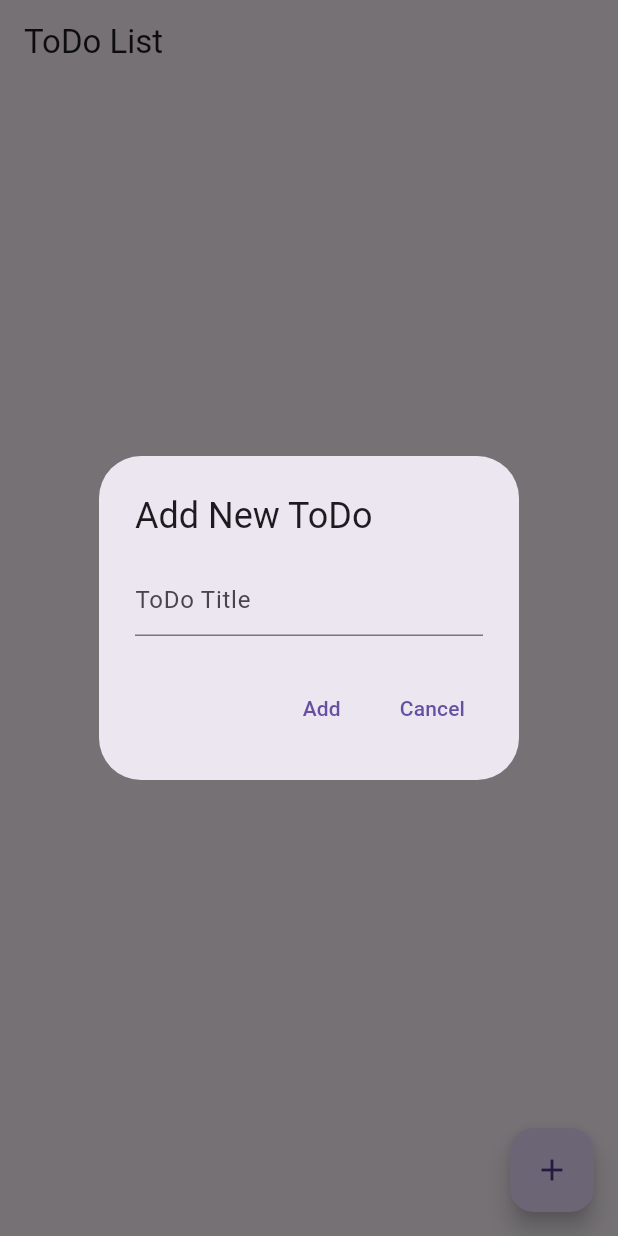
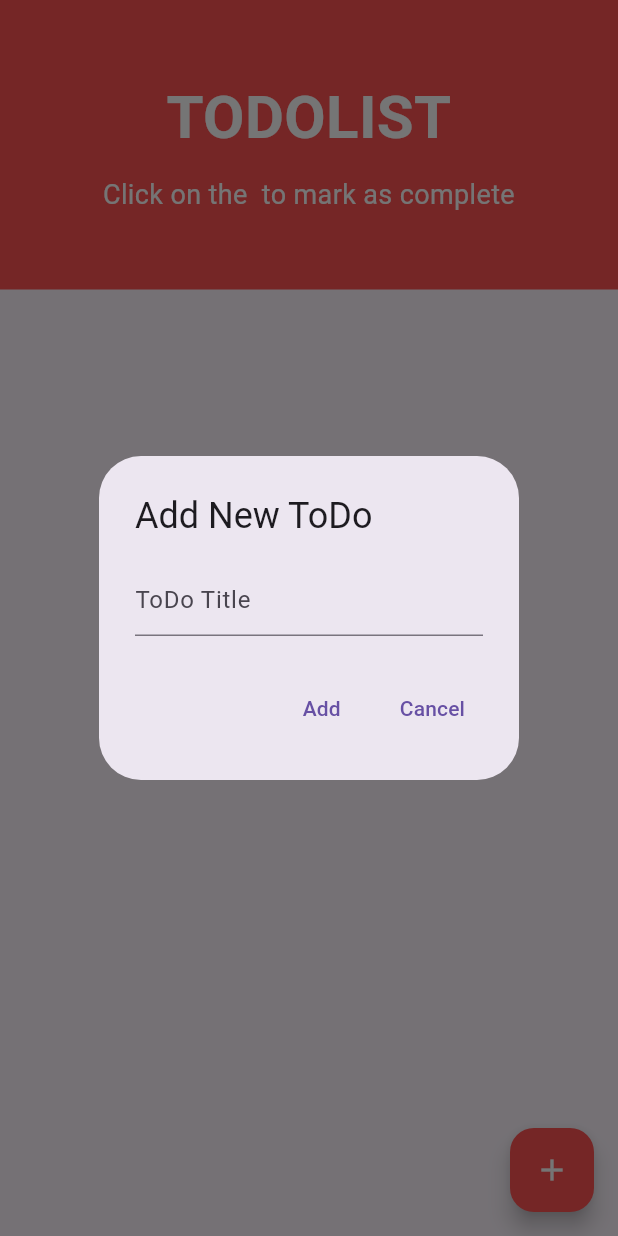
Before and after one commit to Jy-re/FlutterBlocCleanArchitecture, a Flutter app: the screen it shows after launch, after a tap on the "add" icon, on a phone screen of 412 x 824 dp. Run offline on Flutter 3.47's test engine with Material 3 defaults, Android fonts, the light colour scheme and no system bars; our stand-ins replace flutter_bloc, get_it, shared_preferences.

Commit message:
added update method

```diff
--- a/lib/app/bloc/todo_bloc.dart
+++ b/lib/app/bloc/todo_bloc.dart
@@ -8,13 +8,15 @@ class ToDoBloc extends Bloc<ToDoEvent, ToDoState> {
   final GetToDoUseCase getToDoUseCase;
   final AddToDoUseCase addToDoUseCase;
   final DeleteTodoUseCase deleteToDoUseCase;
+  final UpdateToDoUseCase updateTodoUseCase;
 
   ToDoBloc(this.addToDoUseCase, this.getToDoUseCase, this.deleteToDoUseCase,
-      ToDoRepositoryImpl toDoRepository)
+      this.updateTodoUseCase, ToDoRepositoryImpl toDoRepository)
       : super(ToDoInitialState()) {
     on<AddToDoEvent>(_onAddToDoEvent);
     on<GetToDoEvent>(_onGetToDoEvent);
     on<DeleteTodoEvent>(_onDeleteToDoEvent);
+    on<UpdateToDoEvent>(_onUpdateToDoEvent);
   }
 
   Future<void> _onAddToDoEvent(
@@ -36,4 +38,11 @@ class ToDoBloc extends Bloc<ToDoEvent, ToDoState> {
     final toDos = await getToDoUseCase();
     emit(ToDoListState(toDos));
   }
+
+  Future<void> _onUpdateToDoEvent(
+      UpdateToDoEvent event, Emitter<ToDoState> emit) async {
+    await updateTodoUseCase(event.todo);
+    final toDos = await getToDoUseCase();
+    emit(ToDoListState(toDos));
+  }
 }
--- a/lib/app/bloc/todo_event.dart
+++ b/lib/app/bloc/todo_event.dart
@@ -15,3 +15,9 @@ class DeleteTodoEvent extends ToDoEvent {
 
   DeleteTodoEvent(this.todo);
 }
+
+class UpdateToDoEvent extends ToDoEvent {
+  final ToDo todo;
+
+  UpdateToDoEvent(this.todo);
+}
--- a/lib/app/core/injection.dart
+++ b/lib/app/core/injection.dart
@@ -1,32 +1,31 @@
 import 'package:get_it/get_it.dart';
+
 import '../../data/repositories/todo_repository_impl.dart';
 import '../../domain/usecases/todo_usecases.dart';
 import '../bloc/todo_bloc.dart';
 import '../../domain/repository/todo_repository.dart';
 
 //STORAGE IMPORT
-// import '../../data/in_memory_data_provider.dart';
+// import 'package:todo_bloc_clean_architecture/data/datasource/in_memory_data_provider.dart';
 import '../../data/datasource/local_data_provider.dart';
 
 final serviceLocator = GetIt.instance;
 
 void init() {
-
   // STORAGE
   serviceLocator.registerLazySingleton(() => SharedPreferenceDataProvider());
   // serviceLocator.registerLazySingleton(() => InMemoryToDoDataProvider());
 
-
-
   serviceLocator.registerLazySingleton<ToDoRepository>(
       () => ToDoRepositoryImpl(serviceLocator()));
-  serviceLocator.registerLazySingleton(() => ToDoRepositoryImpl(serviceLocator()));
-
+  serviceLocator
+      .registerLazySingleton(() => ToDoRepositoryImpl(serviceLocator()));
 
   serviceLocator.registerLazySingleton(() => ToDoBloc(
         serviceLocator<AddToDoUseCase>(),
         serviceLocator<GetToDoUseCase>(),
         serviceLocator<DeleteTodoUseCase>(),
+        serviceLocator<UpdateToDoUseCase>(),
         serviceLocator<ToDoRepositoryImpl>(),
       ));
 
@@ -34,4 +33,6 @@ void init() {
   serviceLocator.registerLazySingleton(() => GetToDoUseCase(serviceLocator()));
   serviceLocator
       .registerLazySingleton(() => DeleteTodoUseCase(serviceLocator()));
+  serviceLocator
+      .registerLazySingleton(() => UpdateToDoUseCase(serviceLocator()));
 }
--- a/lib/app/screens/todo_screen.dart
+++ b/lib/app/screens/todo_screen.dart
@@ -24,11 +24,38 @@ class ToDoScreenState extends State<ToDoScreen> {
   @override
   Widget build(BuildContext context) {
     return Scaffold(
-      appBar: AppBar(
-        title: const Text('ToDo List'),
-      ),
       body: Column(
+        crossAxisAlignment: CrossAxisAlignment.stretch,
         children: [
+          Container(
+            color: Colors.redAccent,
+            child: const Padding(
+              padding: EdgeInsets.symmetric(vertical: 50.0),
+              child: Column(
+                children: [
+                  Center(
+                      child: Text(
+                    'TODOLIST',
+                    style: TextStyle(
+                      fontSize: 40.0,
+                      color: Colors.white,
+                      fontWeight: FontWeight.w700,
+                    ),
+                    textAlign: TextAlign.center,
+                  )),
+                  SizedBox(
+                    height: 10.0,
+                  ),
+                  Center(
+                      child: Text(
+                    'Click on the  to mark as complete',
+                    style: TextStyle(color: Colors.white, fontSize: 18.0),
+                    textAlign: TextAlign.center,
+                  )),
+                ],
+              ),
+            ),
+          ),
           Expanded(
             child: BlocBuilder<ToDoBloc, ToDoState>(
               builder: (context, state) {
@@ -37,15 +64,33 @@ class ToDoScreenState extends State<ToDoScreen> {
                     itemCount: state.toDos.length,
                     itemBuilder: (context, index) {
                       final toDo = state.toDos[index];
-                      return ListTile(
-                        title: Text(toDo.title),
-                        leading: Text((index + 1).toString()),
-                        trailing: IconButton(
-                          icon: const Icon(Icons.delete),
-                          onPressed: () {
-                            context.read<ToDoBloc>().add(DeleteTodoEvent(toDo));
-                          },
-                        ),
+                      return Padding(
+                        padding: const EdgeInsets.only(top: 20.0),
+                        child: ListTile(
+                            title: Text(
+                              toDo.title,
+                              style: TextStyle(
+                                decoration: toDo.isComplete
+                                    ? TextDecoration.lineThrough
+                                    : TextDecoration.none,
+                              ),
+                            ),
+                            leading: Text((index + 1).toString()),
+                            trailing: IconButton(
+                              icon: const Icon(Icons.delete),
+                              onPressed: () {
+                                context
+                                    .read<ToDoBloc>()
+                                    .add(DeleteTodoEvent(toDo));
+                              },
+                            ),
+                            onTap: () {
+                              final updatedToDo =
+                                  toDo.copyWith(isComplete: !toDo.isComplete);
+                              context
+                                  .read<ToDoBloc>()
+                                  .add(UpdateToDoEvent(updatedToDo));
+                            }),
                       );
                     },
                   );
@@ -58,9 +103,13 @@ class ToDoScreenState extends State<ToDoScreen> {
         ],
       ),
       floatingActionButton: FloatingActionButton(
+        backgroundColor: Colors.redAccent,
         onPressed: () => showAddToDoDialog(context),
         tooltip: 'Add ToDo',
-        child: const Icon(Icons.add),
+        child: const Icon(
+          Icons.add,
+          color: Colors.white,
+        ),
       ),
     );
   }
@@ -87,6 +136,7 @@ class ToDoScreenState extends State<ToDoScreen> {
                       final newToDo = ToDo(
                         id: toDos.length + 1,
                         title: title,
+                        isComplete: false,
                       );
                       context.read<ToDoBloc>().add(AddToDoEvent(newToDo));
                       Navigator.of(context).pop();
--- a/lib/data/serializers/todo_model.dart
+++ b/lib/data/serializers/todo_model.dart
@@ -5,6 +5,7 @@ class ToDoSerialization {
     return ToDo(
       id: json['id'],
       title: json['title'],
+      isComplete: json['isComplete'] ?? false,
     );
   }
 
@@ -12,6 +13,7 @@ class ToDoSerialization {
     return {
       'id': todo.id,
       'title': todo.title,
+      'isComplete': todo.isComplete,
     };
   }
 }
--- a/lib/domain/entities/todo.dart
+++ b/lib/domain/entities/todo.dart
@@ -1,10 +1,19 @@
 class ToDo {
   final int id;
   final String title;
+  late final bool isComplete;
 
   ToDo({
     required this.id,
     required this.title,
+    required this.isComplete,
   });
 
+  ToDo copyWith({int? id, String? title, bool? isComplete}) {
+    return ToDo(
+      id: id ?? this.id,
+      title: title ?? this.title,
+      isComplete: isComplete ?? this.isComplete,
+    );
+  }
 }
--- a/lib/domain/repository/todo_repository.dart
+++ b/lib/domain/repository/todo_repository.dart
@@ -4,4 +4,5 @@ abstract class ToDoRepository {
   Future<List<ToDo>> getToDos();
   Future<void> addToDo(ToDo todo);
   Future<void> deleteToDo(ToDo todo);
+  Future<void> updateToDo(ToDo toDo);
 }
--- a/lib/domain/usecases/todo_usecases.dart
+++ b/lib/domain/usecases/todo_usecases.dart
@@ -30,3 +30,13 @@ class DeleteTodoUseCase {
     await repository.deleteToDo(todo);
   }
 }
+
+class UpdateToDoUseCase {
+  final ToDoRepository repository;
+
+  UpdateToDoUseCase(this.repository);
+
+  Future<void> call(ToDo todo) async {
+    await repository.updateToDo(todo);
+  }
+}
```
Also changed, not shown: lib/data/datasource/in_memory_data_provider.dart (+8 -0 lines), lib/data/datasource/local_data_provider.dart (+13 -1 lines), lib/data/repositories/todo_repository_impl.dart (+6 -4 lines).
